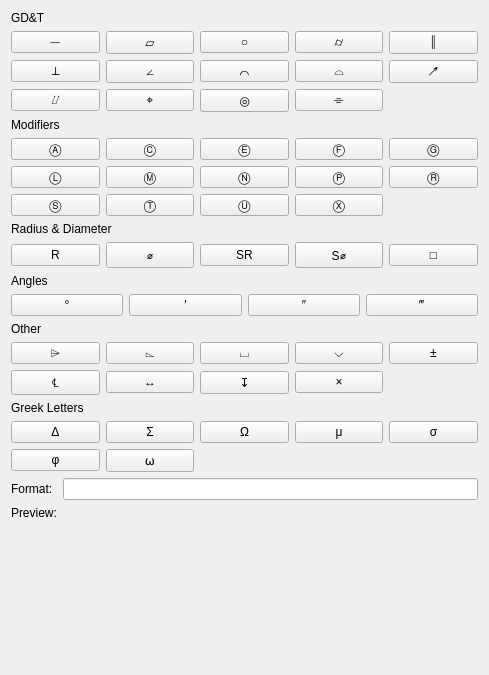
Old version of the form src/Mod/TechDraw/Gui/TaskCustomizeFormat.ui in the repository southseact-3d/fcd.
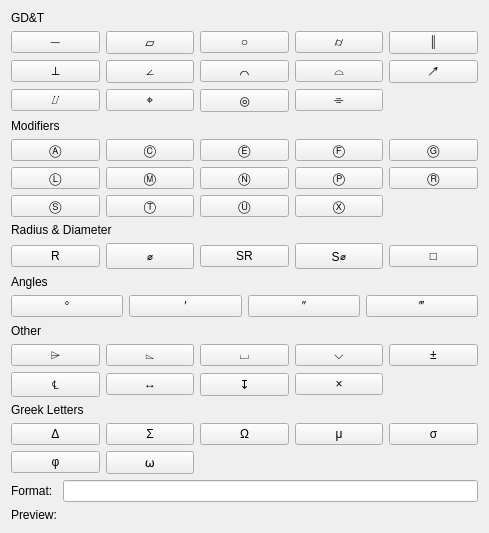
New version of the form.

Commit message: [TD] fix dialog height settings

```diff
--- a/src/Mod/TechDraw/Gui/TaskCustomizeFormat.ui
+++ b/src/Mod/TechDraw/Gui/TaskCustomizeFormat.ui
@@ -7,11 +7,11 @@
     <x>0</x>
     <y>0</y>
     <width>489</width>
-    <height>675</height>
+    <height>533</height>
    </rect>
   </property>
   <property name="sizePolicy">
-   <sizepolicy hsizetype="Fixed" vsizetype="MinimumExpanding">
+   <sizepolicy hsizetype="Preferred" vsizetype="MinimumExpanding">
     <horstretch>0</horstretch>
     <verstretch>0</verstretch>
    </sizepolicy>
@@ -728,19 +728,6 @@
      </item>
     </layout>
    </item>
-   <item>
-    <spacer name="verticalSpacer">
-     <property name="orientation">
-      <enum>Qt::Vertical</enum>
-     </property>
-     <property name="sizeHint" stdset="0">
-      <size>
-       <width>20</width>
-       <height>40</height>
-      </size>
-     </property>
-    </spacer>
-   </item>
   </layout>
  </widget>
  <resources>
```
The commit also changes 3 other files.
